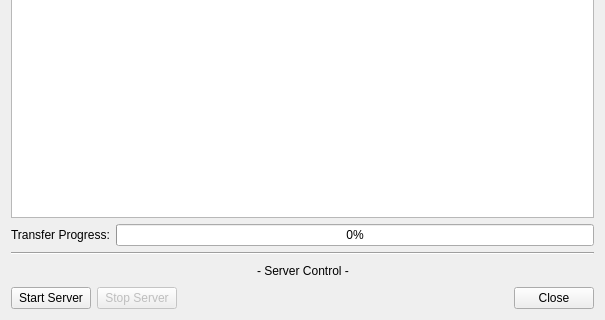
mwales/android, file BookScannerPageFixer/PageFixer/ServerControlDialog.ui: the form before one commit; both pictures show x 0 to 605 and y 216 to 536 of the 605 by 536 pixel window.
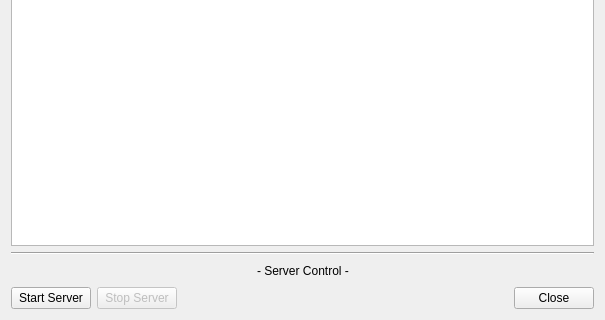
The form after the commit.

Commit message: User can double click on a row in server status to display picture

What changed in the file:
```diff
--- a/BookScannerPageFixer/PageFixer/ServerControlDialog.ui
+++ b/BookScannerPageFixer/PageFixer/ServerControlDialog.ui
@@ -166,24 +166,6 @@
    <item>
     <widget class="QListWidget" name="theList"/>
    </item>
-   <item>
-    <layout class="QHBoxLayout" name="horizontalLayout">
-     <item>
-      <widget class="QLabel" name="label_4">
-       <property name="text">
-        <string>Transfer Progress:</string>
-       </property>
-      </widget>
-     </item>
-     <item>
-      <widget class="QProgressBar" name="theTransferProgress">
-       <property name="value">
-        <number>0</number>
-       </property>
-      </widget>
-     </item>
-    </layout>
-   </item>
    <item>
     <widget class="Line" name="line_2">
      <property name="orientation">
```
The commit also changes 5 other files.
